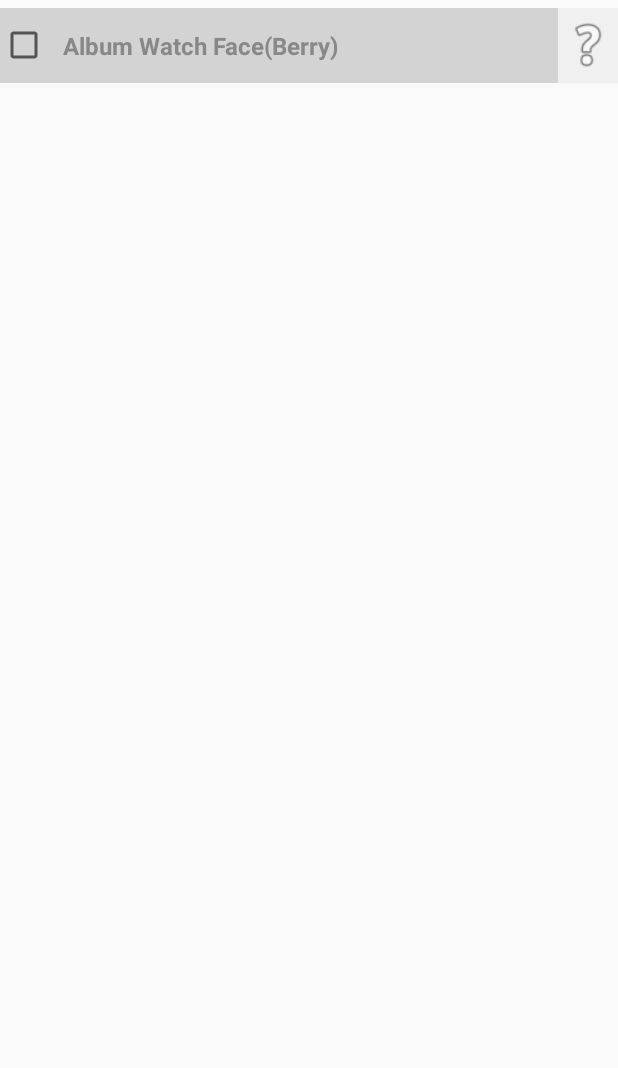
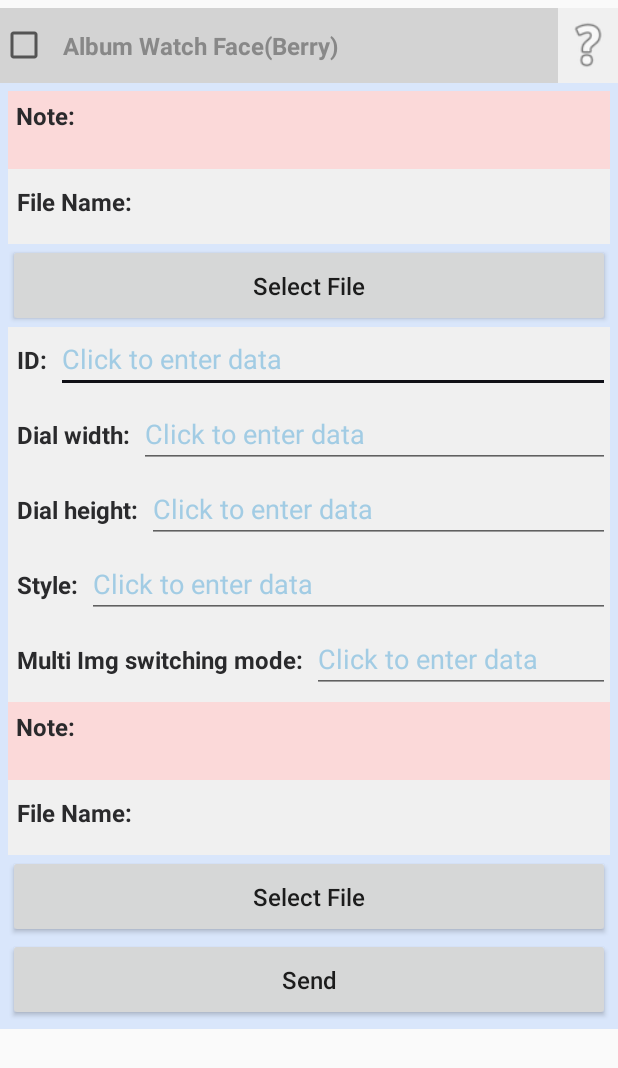
Before and after one commit to zhouhaiandroid163/ZH-SDK, an Android app: the layout item_berry_dail_photo.xml on its own in the app's theme, with its tools: preview values and no code run, on a phone screen of 412 x 824 dp. Shown: the top 1068 px of the screen. Run offline under Robolectric (Android 15) with nearby library versions, the phone set to English and light mode, and no system bars.

Commit message:
提交2.2.7

```diff
--- a/app/build.gradle
+++ b/app/build.gradle
@@ -13,8 +13,8 @@ android {
         minSdkVersion 21
         targetSdkVersion 35
         multiDexEnabled true
-        versionCode 226
-        versionName "2.2.6"
+        versionCode 227
+        versionName "2.2.7"
         testInstrumentationRunner "android.support.test.runner.AndroidJUnitRunner"
 
         ndk {
@@ -93,7 +93,7 @@ dependencies {
     implementation project(':imagepick')
 //    implementation project(path: ':ZhAppBle')
     implementation project(path: ':libopus')
-    implementation files('libs/ZH_SDK_20251117_V2.2.6.aar')
+    implementation files('libs/ZH_SDK_20251202_V2.2.7.aar')
 
 
     implementation 'com.google.protobuf:protobuf-java:3.20.1'
--- a/app/src/main/java/com/zjw/sdkdemo/function/apricot/ESimActivity.kt
+++ b/app/src/main/java/com/zjw/sdkdemo/function/apricot/ESimActivity.kt
@@ -5,6 +5,7 @@ import android.content.Intent
 import android.os.Build
 import android.os.Bundle
 import android.view.View
+import com.blankj.utilcode.util.GsonUtils
 import com.blankj.utilcode.util.PermissionUtils
 import com.huawei.hms.hmsscankit.ScanUtil
 import com.huawei.hms.ml.scan.HmsScan
@@ -215,7 +216,7 @@ class ESimActivity : BaseActivity() {
             val errorCode: Int = data.getIntExtra(ScanUtil.RESULT_CODE, ScanUtil.SUCCESS)
             if (errorCode == ScanUtil.SUCCESS) {
                 val obj: Any? = data.getParcelableExtra(ScanUtil.RESULT)
-                addLogI("onActivityResult obj=$obj")
+                addLogI("onActivityResult obj=${GsonUtils.toJson(obj)}")
                 if (obj != null) {
                     binding.etActivationCode.setText(obj.toString())
                     binding.etActivationCode.setSelection(obj.toString().length)
--- a/app/src/main/java/com/zjw/sdkdemo/utils/DialogUtils.kt
+++ b/app/src/main/java/com/zjw/sdkdemo/utils/DialogUtils.kt
@@ -12,6 +12,7 @@ import android.widget.Button
 import android.widget.LinearLayout
 import androidx.appcompat.widget.AppCompatEditText
 import androidx.appcompat.widget.AppCompatTextView
+import androidx.appcompat.widget.LinearLayoutCompat
 import com.blankj.utilcode.util.FileUtils
 import com.blankj.utilcode.util.ImageUtils
 import com.blankj.utilcode.util.ScreenUtils
@@ -110,7 +111,7 @@ object DialogUtils {
                     onFileSelected(file)
                     dialog.dismiss()
                 }
-                dialog.findViewById<LinearLayout>(R.id.listLayout)?.addView(view)
+                dialog.findViewById<LinearLayoutCompat>(R.id.listLayout)?.addView(view)
             }
         }
         dialog.show()
@@ -135,7 +136,7 @@ object DialogUtils {
                     onFileSelected(file)
                     dialog.dismiss()
                 }
-                dialog.findViewById<LinearLayout>(R.id.listLayout)?.addView(view)
+                dialog.findViewById<LinearLayoutCompat>(R.id.listLayout)?.addView(view)
             }
         }
         dialog.show()
--- a/app/src/main/res/layout/item_berry_dail_photo.xml
+++ b/app/src/main/res/layout/item_berry_dail_photo.xml
@@ -21,11 +21,23 @@
     <androidx.appcompat.widget.LinearLayoutCompat
         android:id="@+id/llBottom"
         style="@style/public_lin01"
-        tools:visibility="gone">
+        tools:visibility="visible">
 
         <include
             android:id="@+id/layoutSelectDialFile"
             layout="@layout/public_select_file" />
+
+        <androidx.appcompat.widget.LinearLayoutCompat style="@style/public_input_lin">
+
+            <androidx.appcompat.widget.AppCompatTextView
+                style="@style/public_textview01"
+                android:text="@string/input_id" />
+
+            <androidx.appcompat.widget.AppCompatEditText
+                android:id="@+id/etId"
+                style="@style/public_edit_str" />
+
+        </androidx.appcompat.widget.LinearLayoutCompat>
 
         <androidx.appcompat.widget.LinearLayoutCompat style="@style/public_input_lin">
 
@@ -67,13 +79,15 @@
 
             <androidx.appcompat.widget.AppCompatTextView
                 style="@style/public_textview01"
-                android:text="@string/input_id" />
+                android:text="@string/input_bg_mode" />
 
             <androidx.appcompat.widget.AppCompatEditText
-                android:id="@+id/etId"
+                android:id="@+id/etBgStyle"
                 style="@style/public_edit_str" />
 
         </androidx.appcompat.widget.LinearLayoutCompat>
+
+
 
         <include
             android:id="@+id/layoutSelectBgFile"
--- a/app/src/main/res/values/strings.xml
+++ b/app/src/main/res/values/strings.xml
@@ -244,7 +244,7 @@
     <string name="start_time">Average speed that day:</string>
     <string name="end_time">Total driving time that day:</string>
     <string name="start_date">EV reminder:</string>
-    <string name="input_style">How many days in advance should I be reminded:</string>
+    <string name="input_style">Style:</string>
     <string name="input_vibration_time">Total cycle length in days:</string>
     <string name="input_music_name">Period length in days:</string>
     <string name="input_play_state">Data recording start time:</string>
@@ -336,6 +336,7 @@
     <string name="input_low_warning_value">Low heart rate warning value:</string>
     <string name="input_super_notice_context">Content (comma-separated) format (%s):</string>
     <string name="input_activation_code">Activation code:</string>
+    <string name="input_bg_mode">Multi Img switching mode:</string>
 
     <!--扫描相关 Scan-related-->
     <string name="title_scan_device">Scan device</string>
```
Also changed, not shown: app/src/main/java/com/zjw/sdkdemo/function/berry/BerryDialActivity.kt (+98 -31 lines), app/src/main/java/com/zjw/sdkdemo/livedata/MyMicroCallBack.kt (+13 -0 lines), 2 other files.
